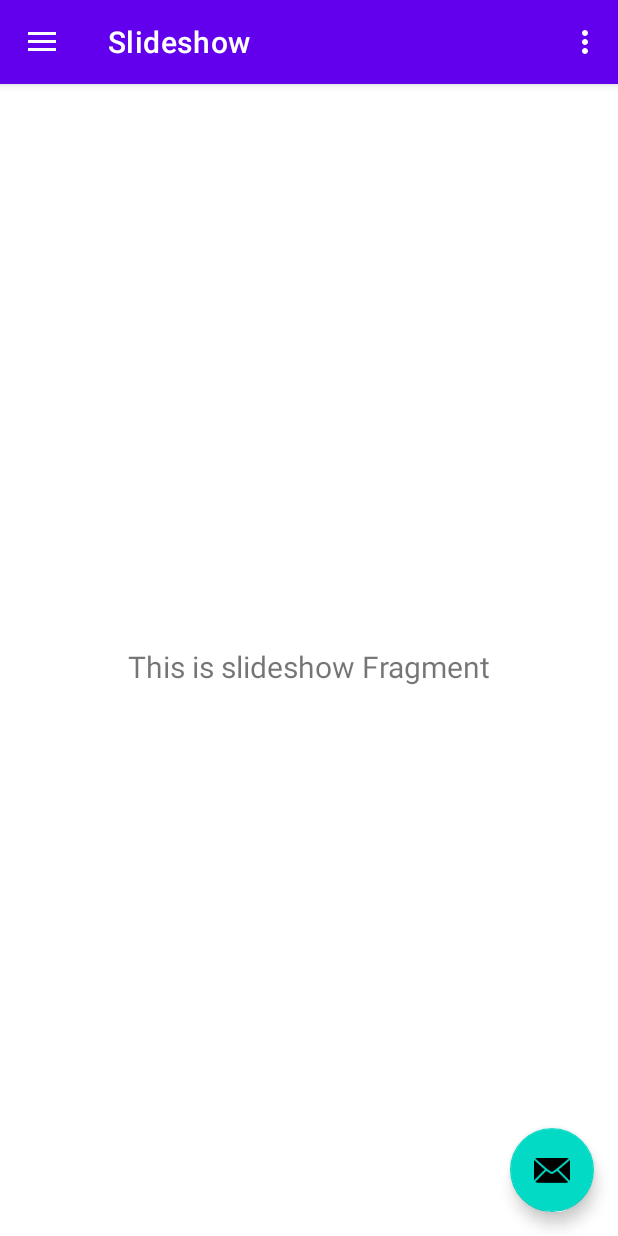
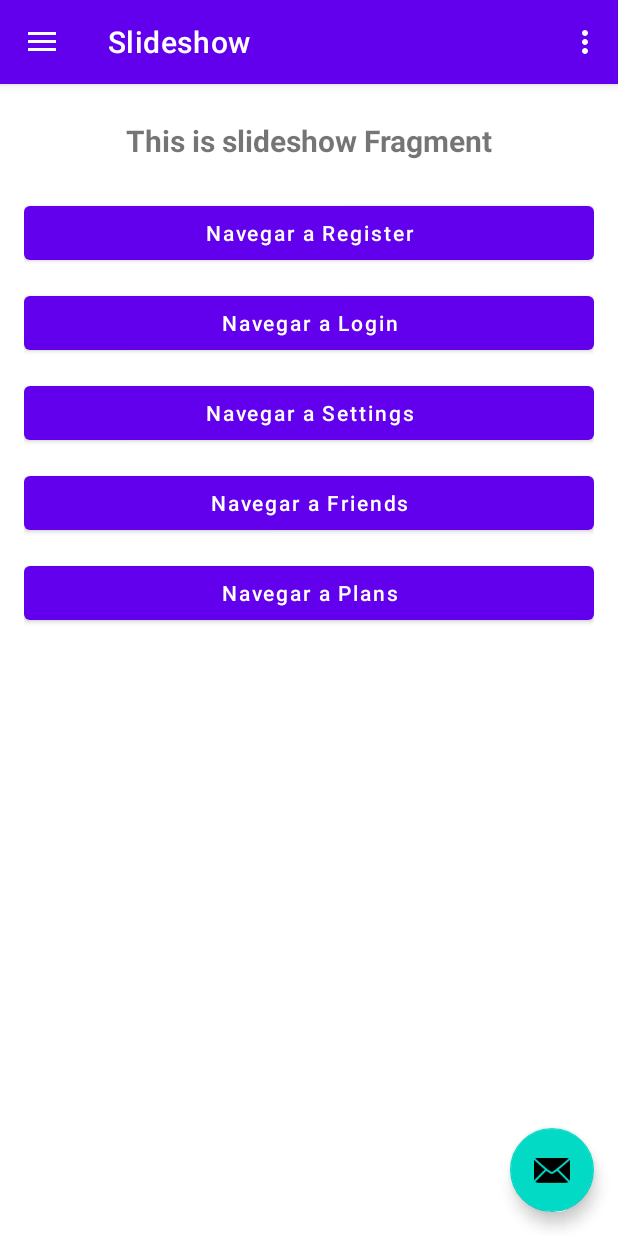
Before and after one commit to MDN-IA/frontend-mobile, an Android app built with Jetpack Compose: the screen it shows after launch (MainActivity), in the side drawer, after a tap on "Slideshow", on a phone screen of 412 x 824 dp. Run offline under Robolectric (Android 15) with nearby library versions, the phone set to English and light mode, and no system bars; our stand-ins replace navigation-ui.

Commit message:
Commit Inicial 2

```diff
--- a/app/build.gradle.kts
+++ b/app/build.gradle.kts
@@ -48,6 +48,11 @@ dependencies {
     implementation(libs.androidx.lifecycle.viewmodel.ktx)
     implementation(libs.androidx.navigation.fragment.ktx)
     implementation(libs.androidx.navigation.ui.ktx)
+    implementation(libs.androidx.runtime.android)
+    implementation(libs.androidx.foundation.layout.android)
+    implementation(libs.androidx.ui.android)
+    implementation(libs.androidx.material3.android)
+    implementation(libs.androidx.navigation.compose.android)
     testImplementation(libs.junit)
     androidTestImplementation(libs.androidx.junit)
     androidTestImplementation(libs.androidx.espresso.core)
--- a/app/src/main/AndroidManifest.xml
+++ b/app/src/main/AndroidManifest.xml
@@ -13,7 +13,7 @@
         android:theme="@style/Theme.IOTMobile"
         tools:targetApi="31">
         <activity
-            android:name=".MainActivity"
+            android:name=".ui.main.MainActivity"
             android:exported="true"
             android:label="@string/app_name"
             android:theme="@style/Theme.IOTMobile.NoActionBar">
--- /dev/null
+++ b/app/src/main/java/com/example/iot_mobile/network/ApiClient.kt
@@ -0,0 +1,4 @@
+package com.example.iot_mobile.network
+
+class ApiClient {
+}
--- a/app/src/main/java/com/example/iot_mobile/MainActivity.kt
+++ b/app/src/main/java/com/example/iot_mobile/ui/main/MainActivity.kt
@@ -1,4 +1,4 @@
-package com.example.iot_mobile
+package com.example.iot_mobile.ui.main
 
 import android.os.Bundle
 import android.view.Menu
@@ -11,6 +11,7 @@ import androidx.navigation.ui.setupActionBarWithNavController
 import androidx.navigation.ui.setupWithNavController
 import androidx.drawerlayout.widget.DrawerLayout
 import androidx.appcompat.app.AppCompatActivity
+import com.example.iot_mobile.R
 import com.example.iot_mobile.databinding.ActivityMainBinding
 
 class MainActivity : AppCompatActivity() {
--- a/app/src/main/res/layout/app_bar_main.xml
+++ b/app/src/main/res/layout/app_bar_main.xml
@@ -4,7 +4,7 @@
     xmlns:tools="http://schemas.android.com/tools"
     android:layout_width="match_parent"
     android:layout_height="match_parent"
-    tools:context=".MainActivity">
+    tools:context=".ui.main.MainActivity">
 
     <com.google.android.material.appbar.AppBarLayout
         android:layout_width="match_parent"
--- a/app/src/main/res/layout/fragment_slideshow.xml
+++ b/app/src/main/res/layout/fragment_slideshow.xml
@@ -4,6 +4,7 @@
     xmlns:tools="http://schemas.android.com/tools"
     android:layout_width="match_parent"
     android:layout_height="match_parent"
+    android:padding="16dp"
     tools:context=".ui.slideshow.SlideshowFragment">
 
     <TextView
@@ -13,10 +14,63 @@
         android:layout_marginStart="8dp"
         android:layout_marginTop="8dp"
         android:layout_marginEnd="8dp"
+        android:text="Navegación usando Alias"
         android:textAlignment="center"
         android:textSize="20sp"
-        app:layout_constraintBottom_toBottomOf="parent"
+        android:textStyle="bold"
         app:layout_constraintEnd_toEndOf="parent"
         app:layout_constraintStart_toStartOf="parent"
         app:layout_constraintTop_toTopOf="parent" />
+
+    <LinearLayout
+        android:id="@+id/navigation_container"
+        android:layout_width="match_parent"
+        android:layout_height="wrap_content"
+        android:orientation="vertical"
+        android:layout_marginTop="24dp"
+        app:layout_constraintTop_toBottomOf="@id/text_slideshow"
+        app:layout_constraintStart_toStartOf="parent"
+        app:layout_constraintEnd_toEndOf="parent">
+
+        <Button
+            android:id="@+id/btn_navigate_register"
+            android:layout_width="match_parent"
+            android:layout_height="wrap_content"
+            android:layout_marginBottom="12dp"
+            android:text="Navegar a Register"
+            android:textAllCaps="false" />
+
+        <Button
+            android:id="@+id/btn_navigate_login"
+            android:layout_width="match_parent"
+            android:layout_height="wrap_content"
+            android:layout_marginBottom="12dp"
+            android:text="Navegar a Login"
+            android:textAllCaps="false" />
+
+        <Button
+            android:id="@+id/btn_navigate_settings"
+            android:layout_width="match_parent"
+            android:layout_height="wrap_content"
+            android:layout_marginBottom="12dp"
+            android:text="Navegar a Settings"
+            android:textAllCaps="false" />
+
+        <Button
+            android:id="@+id/btn_navigate_friends"
+            android:layout_width="match_parent"
+            android:layout_height="wrap_content"
+            android:layout_marginBottom="12dp"
+            android:text="Navegar a Friends"
+            android:textAllCaps="false" />
+
+        <Button
+            android:id="@+id/btn_navigate_plans"
+            android:layout_width="match_parent"
+            android:layout_height="wrap_content"
+            android:text="Navegar a Plans"
+            android:textAllCaps="false" />
+
+    </LinearLayout>
+
 </androidx.constraintlayout.widget.ConstraintLayout>
```
Also changed, not shown: app/src/main/java/com/example/iot_mobile/ui/navigation/AppNavigator.kt (added, +58 -0 lines), gradle/libs.versions.toml (+10 -0 lines).
